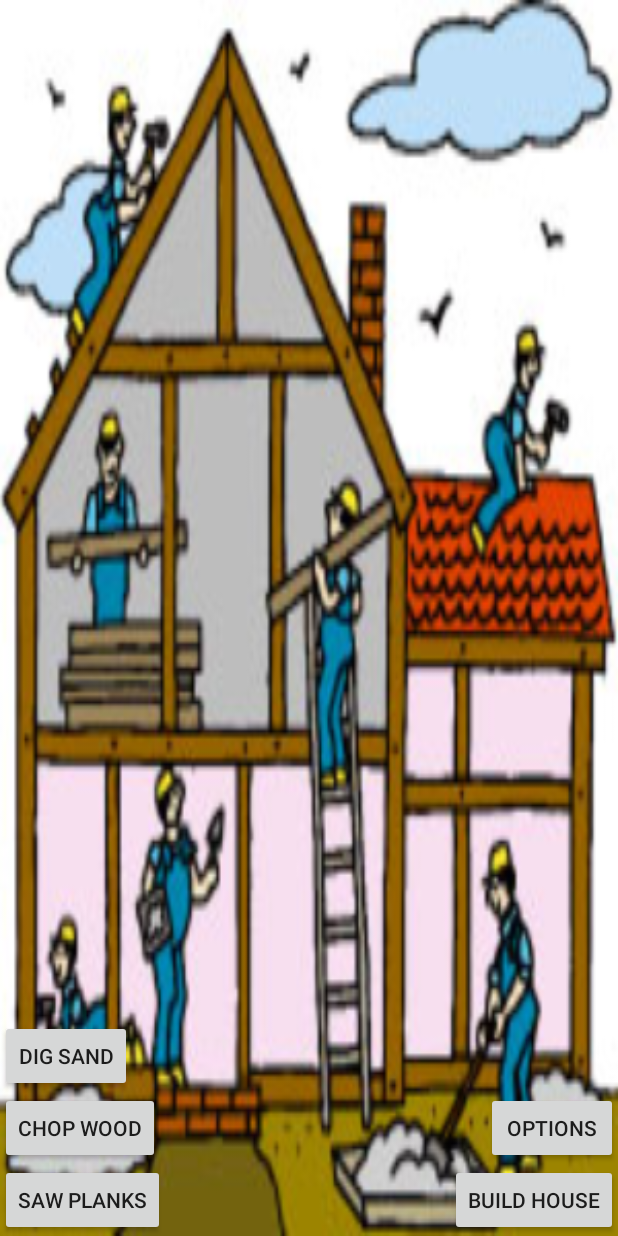
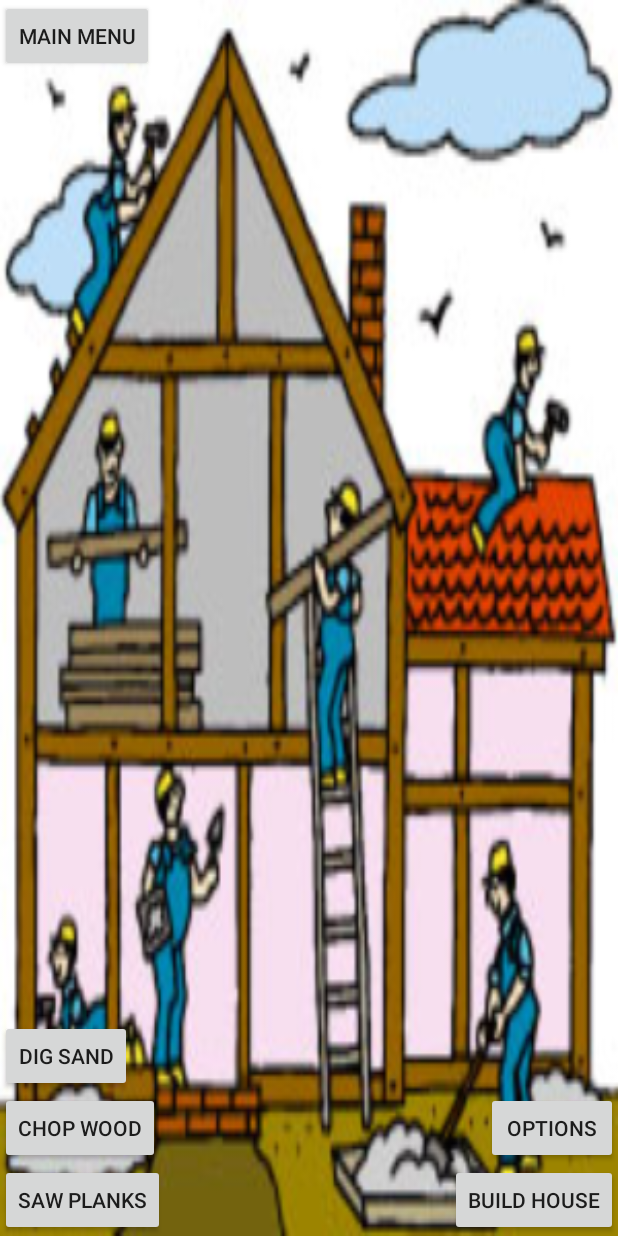
Before and after one commit to woofwoofus/YMBAH, an Android app: the screen it shows after launch (GameActivity), after a tap on "START GAME", on a phone screen of 412 x 824 dp. Run offline under Robolectric (Android 15) with nearby library versions, the light colour scheme and no system bars.

Commit message:
Code Cleaning

```diff
--- a/YMBAH/app/src/main/java/nl/mprog/ymbah/DigSandActivity.java
+++ b/YMBAH/app/src/main/java/nl/mprog/ymbah/DigSandActivity.java
@@ -27,10 +27,9 @@ public class DigSandActivity extends Activity {
         setContentView(R.layout.activity_dig_sand);
         sharedPrefs = getSharedPreferences("userData", MODE_PRIVATE);
         editor = sharedPrefs.edit();
-//        gGame = (Game)getIntent().getSerializableExtra("Game");
     }
 
-    public static float randInt(int min, int max){
+    private static float randInt(int min, int max){
         float range;
         Random rand = new Random();
         float randomFloat = rand.nextFloat();
@@ -42,7 +41,7 @@ public class DigSandActivity extends Activity {
         return randomFloat * range - Math.abs(min);
     }
 
-    public void playAnim(View view) throws InterruptedException {
+    public void playAnim(View view) {
 
         final ImageView sand = (ImageView) findViewById(R.id.Sand_Object);
         sand.setClickable(false);
--- a/YMBAH/app/src/main/java/nl/mprog/ymbah/Game.java
+++ b/YMBAH/app/src/main/java/nl/mprog/ymbah/Game.java
@@ -13,18 +13,18 @@ import java.util.HashMap;
 public class Game{
     private SharedPreferences sharedPrefs;
     private SharedPreferences.Editor editor;
-    public GameRules mRules;
+    private String gUsername;
+    private GameRules mRules;
+    private int gDifficulty;
     private Context gContext;
-    public String gUsername;
-    private int gDifficulty;
 
-    public static HashMap<String,Integer> collectedResources = new HashMap<>();
+    private static HashMap<String,Integer> collectedResources = new HashMap<>();
 
     Game(String username, Context context, String gameMethod, int gameDifficulty){
         gContext = context;
         gUsername = username;
         gDifficulty = gameDifficulty;
-        sharedPrefs = context.getSharedPreferences("userData", gContext.MODE_PRIVATE);
+        sharedPrefs = gContext.getSharedPreferences("userData", Context.MODE_PRIVATE);
         editor = sharedPrefs.edit();
         if (gDifficulty == 0) {
             gDifficulty = sharedPrefs.getInt("Difficulty", 1);
@@ -60,7 +60,7 @@ public class Game{
         }
     }
 
-    public int getResource(String rName) {
+    public int getResource(@SuppressWarnings("SameParameterValue") String rName) {
         return collectedResources.get(rName);
     }
 
@@ -69,7 +69,7 @@ public class Game{
     }
 
     public boolean checkFinished() {
-        if (collectedResources.get("Sand") >= GameRules.getLimit("Sand")) {
+        if (collectedResources.get("Sand") >= mRules.getLimit("Sand")) {
             editor.putBoolean("GameInProgress", false);
             editor.commit();
             return true;
--- a/YMBAH/app/src/main/java/nl/mprog/ymbah/GameActivity.java
+++ b/YMBAH/app/src/main/java/nl/mprog/ymbah/GameActivity.java
@@ -16,14 +16,10 @@ import android.widget.Toast;
 
 public class GameActivity extends Activity {
 
-    private boolean SandCD = false;
+    private FragmentManager gameFragmentManager = getFragmentManager();
 
-    FragmentManager gameFragmentManager = getFragmentManager();
-    FragmentTransaction gameFragmentTransaction;
-
-    Game game;
+    private Game game;
     private SharedPreferences sharedPrefs;
-    SharedPreferences.Editor editor;
 
     /**
      * Created by Jan Geestman 10375406.
@@ -41,25 +37,26 @@ public class GameActivity extends Activity {
         setContentView(R.layout.activity_game_proto);
 
         sharedPrefs = getSharedPreferences("userData", MODE_PRIVATE);
-        editor = sharedPrefs.edit();
+        SharedPreferences.Editor editor = sharedPrefs.edit();
 
         Intent intent = getIntent();
 
         // Handles the creation of the Game class for the activity. Uses a string saved in the
         // Intent to determine the method.
         String callMethod = intent.getStringExtra("CallMethod");
-        if (callMethod.equals("NewGame")){ // When the player pressed 'New Game' on the main menu
+        switch (callMethod) {
+            case "NewGame":  // When the player pressed 'New Game' on the main menu
                 game = new Game(intent.getStringExtra("PlayerName"), GameActivity.this, "NewGame", intent.getIntExtra("Difficulty", 1));
                 System.out.println("Creating new game");
-        } else if (callMethod.equals("LoadGame")) { // When the player pressed 'Load Game' on the main menu
+                break;
+            case "LoadGame":  // When the player pressed 'Load Game' on the main menu
                 game = new Game(intent.getStringExtra("PlayerName"), GameActivity.this, "LoadGame", 0);
                 System.out.println("Loading Existing Game");
-//        } else if (callMethod.equals("InGame")) {
-//            game = (Game) intent.getSerializableExtra("Game");
-//            System.out.println("Game passed from activity");
-        } else { // All other times
+                break;
+            default:  // All other times
                 game = new Game(intent.getStringExtra("PlayerName"), GameActivity.this, "LoadGame", 0);
                 System.out.println("Loading Existing Game (Back Button?)");
+                break;
         }
 
         editor.putBoolean("GameInProgress", true); // Game is created and in progress
@@ -67,12 +64,12 @@ public class GameActivity extends Activity {
         if (getIntent().hasExtra("SandCD")) { // If the user returns from the DigSandActivity
             System.out.println("IK BEN OP COOLDOWN");
             Bundle extras = getIntent().getExtras();
-            SandCD = extras.getBoolean("SandCD", false);
+            boolean sandCD = extras.getBoolean("SandCD", false);
             final TextView sandTimer = (TextView) findViewById(R.id.DigSandTimer);
             final Button digSandButton = (Button) findViewById(R.id.DigSandButton);
 
             // This disables the 'Dig Sand' button until the countdown has reached zero
-            if (SandCD) {
+            if (sandCD) {
                 digSandButton.setClickable(false);
                 sandTimer.setBackgroundColor(Color.RED);
                 System.out.println("SANDCD");
@@ -107,15 +104,20 @@ public class GameActivity extends Activity {
         } else {
             System.out.println("Sand collected: " + game.getResource("Sand"));
             Toast.makeText(this, "You have collected: " + game.getResource("Sand") +
-                    " out of " + game.mRules.getLimit("Sand") + "Sand", Toast.LENGTH_SHORT).show();
+                    " out of " + GameRules.getLimit("Sand") + "Sand", Toast.LENGTH_SHORT).show();
         }
     }
 
     // Displays the options menu fragment
     public void gOpenOptions(View view) {
-        gameFragmentTransaction = gameFragmentManager.beginTransaction();
+        FragmentTransaction gameFragmentTransaction = gameFragmentManager.beginTransaction();
         DialogFragment optionsFragment = OptionsMenuFragment.newInstance();
         optionsFragment.show(gameFragmentTransaction, "Options");
+    }
+
+    public void OpenMainMenu(View view) {
+        Intent mainMenuIntent = new Intent(this, MainMenuActivity.class);
+        startActivity(mainMenuIntent);
     }
 
     // Saves the game to the shared preferences when GameActivity stops
--- a/YMBAH/app/src/main/java/nl/mprog/ymbah/GameRules.java
+++ b/YMBAH/app/src/main/java/nl/mprog/ymbah/GameRules.java
@@ -9,7 +9,7 @@ import java.util.HashMap;
  * Game class.
  */
 public class GameRules{
-    public static HashMap<String,Integer> requiredResources = new HashMap<>();
+    private static HashMap<String,Integer> requiredResources = new HashMap<>();
 
     // Creates an instance of the GameRules class. The required amount of resources needed to
     // complete a game is multiplied by the difficulty.
@@ -33,7 +33,7 @@ public class GameRules{
     }
 
     // Returns the required amount of 'rName' resource
-    public static int getLimit(String rName) {
+    public int getLimit(String rName) {
         return requiredResources.get(rName);
     }
 
--- a/YMBAH/app/src/main/java/nl/mprog/ymbah/MainMenuActivity.java
+++ b/YMBAH/app/src/main/java/nl/mprog/ymbah/MainMenuActivity.java
@@ -22,6 +22,7 @@ import java.io.FileOutputStream;
 import java.io.IOException;
 import java.util.ArrayList;
 import java.util.Scanner;
+
 /**
  * Created by Jan Geestman 10375406.
  * Main menu activity for the YMBAH app.
@@ -32,11 +33,10 @@ import java.util.Scanner;
  */
 public class MainMenuActivity extends Activity {
     private SharedPreferences sharedPrefs;
-    FragmentManager mainMenuFragmentManager = getFragmentManager();
-    FragmentTransaction mainMenuFragmentTransaction;
+    private FragmentManager mainMenuFragmentManager = getFragmentManager();
 
     private static ArrayList<String> playerList = new ArrayList<>();
-    ArrayAdapter<String> playerSpinnerAdapter;
+    private ArrayAdapter<String> playerSpinnerAdapter;
     private Spinner playerSpinner;
     private NumberPicker difficultyNumberPicker;
     private SharedPreferences.Editor editor;
@@ -59,7 +59,7 @@ public class MainMenuActivity extends Activity {
 
     // Configures the difficulty number picker
     private void createDifficultyNumberPicker() {
-        difficultyNumberPicker = (NumberPicker)findViewById(R.id.DifficultyNumberPicker);
+        difficultyNumberPicker = (NumberPicker) findViewById(R.id.DifficultyNumberPicker);
         difficultyNumberPicker.setMaxValue(3);
         difficultyNumberPicker.setMinValue(1);
 
@@ -71,7 +71,7 @@ public class MainMenuActivity extends Activity {
 
         try {
             Scanner inputFile = new Scanner(this.openFileInput("players.txt"));
-            while (inputFile.hasNext()){
+            while (inputFile.hasNext()) {
                 String line = inputFile.next();
                 String[] content = line.split(",");
                 playerList.add(content[0]);
@@ -90,7 +90,7 @@ public class MainMenuActivity extends Activity {
     }
 
     // Configures the player spinner listener
-    private void createSpinnerListener(){
+    private void createSpinnerListener() {
         playerSpinner.setOnItemSelectedListener(new AdapterView.OnItemSelectedListener() {
             @Override
             public void onItemSelected(AdapterView<?> parent, View view, int position, long id) {
@@ -116,15 +116,15 @@ public class MainMenuActivity extends Activity {
      * still maintain their original functionality. (Create New Player stays at the bottom)
      */
     @Override
-    protected void onActivityResult(int requestCode, int resultCode, Intent data){
-        if (requestCode == 1){
-            if (resultCode == 1){
-                final String newPlayerName = data.getExtras().getString("newPlayerName") ;
+    protected void onActivityResult(int requestCode, int resultCode, Intent data) {
+        if (requestCode == 1) {
+            if (resultCode == 1) {
+                final String newPlayerName = data.getExtras().getString("newPlayerName");
                 playerList.remove(playerList.size() - 1);
                 playerList.add(newPlayerName);
                 playerList.add("Create New Player");
                 playerSpinnerAdapter.notifyDataSetChanged();
-                playerSpinner.setSelection(playerList.size()-2);
+                playerSpinner.setSelection(playerList.size() - 2);
                 updatePlayersFile(newPlayerName);
             } else {
                 playerSpinner.setSelection(0);
@@ -133,7 +133,7 @@ public class MainMenuActivity extends Activity {
     }
 
     // Updates the known players file with the newly created username
-    private void updatePlayersFile(String newPlayer){
+    private void updatePlayersFile(String newPlayer) {
         try {
             FileOutputStream outputStream = openFileOutput("players.txt", Context.MODE_PRIVATE);
             outputStream.write(newPlayer.getBytes());
@@ -145,8 +145,9 @@ public class MainMenuActivity extends Activity {
 
     // Configures the player spinners
     private void createPlayerSpinners() {
-        playerSpinnerAdapter = new ArrayAdapter<String>(this, R.layout.support_simple_spinner_dropdown_item, playerList);
-        playerSpinner.setAdapter(playerSpinnerAdapter);}
+        playerSpinnerAdapter = new ArrayAdapter<>(this, R.layout.support_simple_spinner_dropdown_item, playerList);
+        playerSpinner.setAdapter(playerSpinnerAdapter);
+    }
 
     // Starts a new game with selected username and dificulty. If no player is selected, a Toast is
     // displayed prompting the user to pick a username
@@ -154,8 +155,8 @@ public class MainMenuActivity extends Activity {
         editor.clear();
         editor.commit();
         Intent StartGameIntent = new Intent(this, GameActivity.class);
-        final String playerName = ((Spinner)findViewById(R.id.PlayerSpinner)).getSelectedItem().toString();
-        if (!playerName.equals("Player") || !playerName.equals("Create New Player")){
+        final String playerName = ((Spinner) findViewById(R.id.PlayerSpinner)).getSelectedItem().toString();
+        if (!playerName.equals("Player") || !playerName.equals("Create New Player")) {
             StartGameIntent.putExtra("PlayerName", playerName);
             StartGameIntent.putExtra("CallMethod", "NewGame");
             StartGameIntent.putExtra("Difficulty", difficultyNumberPicker.getValue());
@@ -168,7 +169,7 @@ public class MainMenuActivity extends Activity {
     // Allows a game to be restored from memory. If none is found, a Toast is displayed.
     public void LoadGame(View view) {
         Intent LoadGameIntent = new Intent(this, GameActivity.class);
-        if (!(sharedPrefs.getBoolean("gameInProgress",false))){
+        if (!(sharedPrefs.getBoolean("gameInProgress", false))) {
             Toast.makeText(this, "No saved game found", Toast.LENGTH_SHORT).show();
         } else {
             LoadGameIntent.putExtra("gameInProgress", true);
@@ -179,7 +180,7 @@ public class MainMenuActivity extends Activity {
 
     // Opens the options menu fragment.
     public void OpenOptions(View view) {
-        mainMenuFragmentTransaction = mainMenuFragmentManager.beginTransaction();
+        FragmentTransaction mainMenuFragmentTransaction = mainMenuFragmentManager.beginTransaction();
         DialogFragment optionsFragment = OptionsMenuFragment.newInstance();
         optionsFragment.show(mainMenuFragmentTransaction, "Options");
     }
--- a/YMBAH/app/src/main/res/layout/activity_dig_sand.xml
+++ b/YMBAH/app/src/main/res/layout/activity_dig_sand.xml
@@ -1,6 +1,4 @@
-<android.support.v4.widget.DrawerLayout
-    xmlns:android="http://schemas.android.com/apk/res/android"
-    xmlns:tools="http://schemas.android.com/tools"
+<android.support.v4.widget.DrawerLayout xmlns:android="http://schemas.android.com/apk/res/android"
     android:id="@+id/drawer_layout"
     android:layout_width="match_parent"
     android:layout_height="match_parent">
--- a/YMBAH/app/src/main/res/layout/activity_game_proto.xml
+++ b/YMBAH/app/src/main/res/layout/activity_game_proto.xml
@@ -9,7 +9,7 @@
     <Button
         android:layout_width="wrap_content"
         android:layout_height="wrap_content"
-        android:text="Dig Sand"
+        android:text="@string/dig_sand_button_text"
         android:onClick="StartDigSand"
         android:id="@+id/DigSandButton"
         android:layout_above="@+id/ChopWoodButton" />
@@ -25,7 +25,7 @@
     <Button
         android:layout_width="wrap_content"
         android:layout_height="wrap_content"
-        android:text="Chop Wood"
+        android:text="@string/chop_wood_button_text"
         android:id="@+id/ChopWoodButton"
         android:layout_above="@+id/SawPlanksButton"/>
 
@@ -34,14 +34,14 @@
         android:layout_height="wrap_content"
         android:layout_alignParentBottom="true"
         android:layout_alignParentStart="true"
-        android:text="Saw Planks"
+        android:text="@string/saw_planks_button_text"
         android:id="@+id/SawPlanksButton"/>
 
 
     <Button
         android:layout_width="wrap_content"
         android:layout_height="wrap_content"
-        android:text="Build House"
+        android:text="@string/build_house_button_text"
         android:layout_alignParentBottom="true"
         android:layout_alignParentEnd="true"
         android:onClick="BuildHouse"
@@ -50,10 +50,17 @@
     <Button
         android:layout_width="wrap_content"
         android:layout_height="wrap_content"
-        android:text="Options"
+        android:text="@string/options_button_text"
         android:layout_above="@+id/BuildHouseButton"
         android:layout_alignParentRight="true"
         android:onClick="gOpenOptions"/>
 
+    <Button
+        android:layout_width="wrap_content"
+        android:layout_height="wrap_content"
+        android:text="@string/main_menu_button_text"
+        android:onClick="OpenMainMenu"
+        android:layout_alignParentTop="true"/>
+
 
 </RelativeLayout>
--- a/YMBAH/app/src/main/res/layout/popup_new_player.xml
+++ b/YMBAH/app/src/main/res/layout/popup_new_player.xml
@@ -7,12 +7,14 @@
         android:layout_width="fill_parent"
         android:layout_height="wrap_content"
         android:id="@+id/newPlayerEditText"
-        android:maxLines="1"/>
+        android:maxLines="1"
+        android:hint="@string/new_player_edittext_hint"
+        android:inputType="textPersonName"/>
 
     <Button
         android:layout_width="wrap_content"
         android:layout_height="wrap_content"
-        android:text="Add Player"
+        android:text="@string/add_player_button_text"
         android:id="@+id/commitPlayer"
         android:onClick="commitPlayer"/>
 </LinearLayout>
--- a/YMBAH/app/src/main/res/values/strings.xml
+++ b/YMBAH/app/src/main/res/values/strings.xml
@@ -11,4 +11,21 @@
     <string name="navigation_drawer_open">Open navigation drawer</string>
     <string name="navigation_drawer_close">Close navigation drawer</string>
     <string name="title_activity_test_drawer">TestDrawer</string>
+    <string name="options_title_textview">Options</string>
+    <string name="close_options_button_text">X</string>
+    <string name="dig_sand_button_text">Dig Sand</string>
+    <string name="chop_wood_button_text">Chop Wood</string>
+    <string name="main_menu_button_text">Main Menu</string>
+    <string name="options_button_text">Options</string>
+    <string name="build_house_button_text">Build House</string>
+    <string name="saw_planks_button_text">Saw Planks</string>
+    <string name="add_player_button_text">Add Player</string>
+    <string name="main_menu_title_textview">YMBAH</string>
+    <string name="start_game_button_text">Start Game</string>
+    <string name="load_game_button_text">Load Game</string>
+    <string name="sand_collected_textview">Sand Collected:</string>
+    <string name="sand_image_imageview_description">Sand Image</string>
+    <string name="sandplus_image_imageview_description">SandPlus Image</string>
+    <string name="back_button_text">Back</string>
+    <string name="new_player_edittext_hint">Username</string>
 </resources>
```
Also changed, not shown: YMBAH/app/src/main/java/nl/mprog/ymbah/LogInFragment.java (deleted, +0 -57 lines), YMBAH/app/src/main/java/nl/mprog/ymbah/NewPlayerPopup.java (+4 -4 lines), YMBAH/app/src/main/java/nl/mprog/ymbah/OptionsMenuFragment.java (+1 -11 lines), YMBAH/app/src/main/res/layout/activity_main_menu.xml (+4 -4 lines), YMBAH/app/src/main/res/layout/content_dig_sand.xml (+4 -4 lines), YMBAH/app/src/main/res/layout/fragment_log_in.xml (deleted, +0 -35 lines), YMBAH/app/src/main/res/layout/fragment_options.xml (+3 -6 lines), 1 other file. Lines whose indentation alone changed are shown as unchanged.
